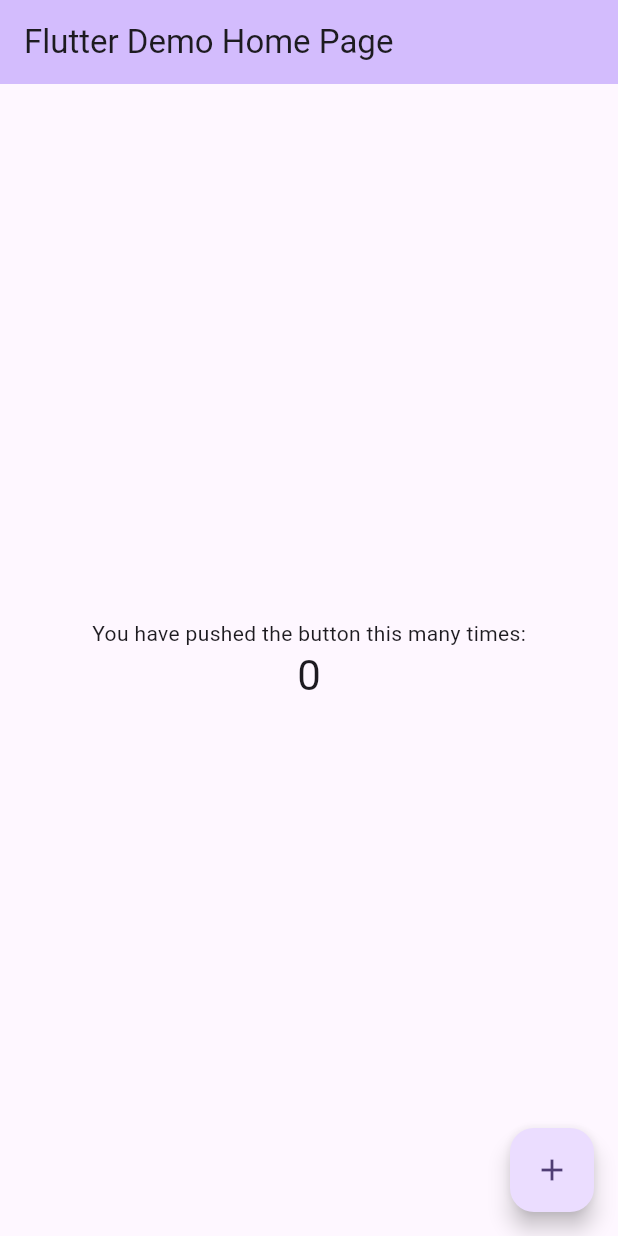
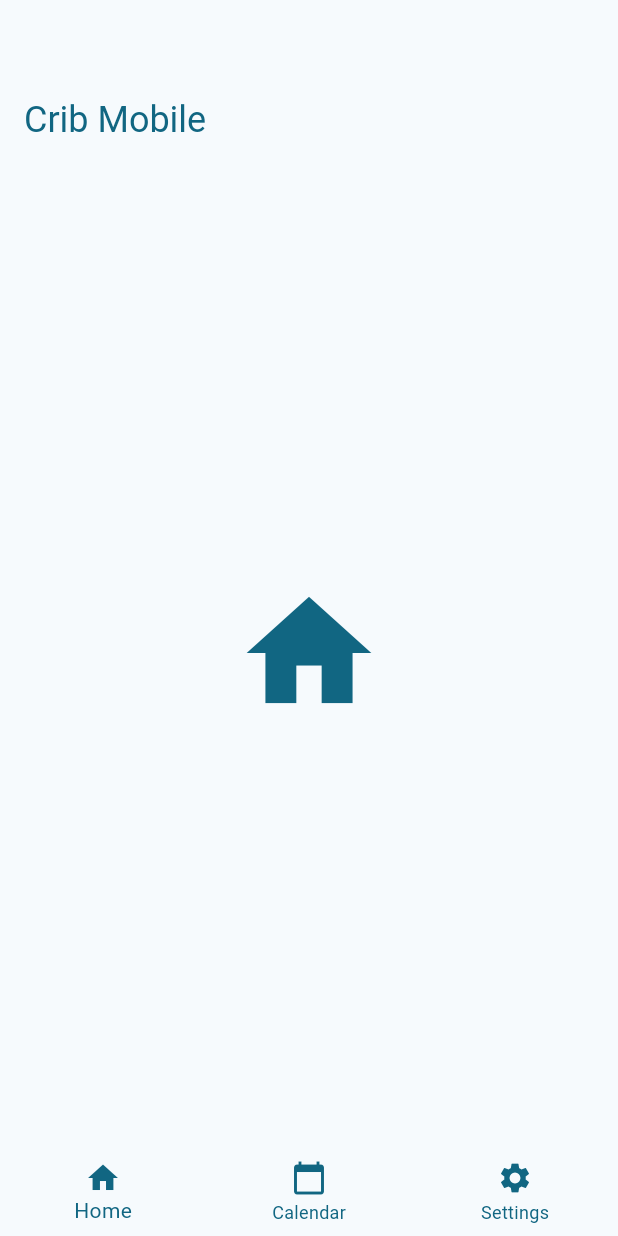
Before and after one commit to Oliver-Form/crib-mobile, a Flutter app: the screen it shows after launch, on a phone screen of 412 x 824 dp. Run offline on Flutter 3.47's test engine with Material 3 defaults, Android fonts, the light colour scheme and no system bars; Roboto replaces fonts that are missing (Georgia).

Commit message:
added first pages

```diff
--- a/lib/main.dart
+++ b/lib/main.dart
@@ -7,45 +7,22 @@
 class MyApp extends StatelessWidget {
   const MyApp({super.key});
 
-  // This widget is the root of your application.
   @override
   Widget build(BuildContext context) {
     return MaterialApp(
-      title: 'Flutter Demo',
+      title: 'Crib Mobile',
       theme: ThemeData(
-        // This is the theme of your application.
-        //
-        // TRY THIS: Try running your application with "flutter run". You'll see
-        // the application has a purple toolbar. Then, without quitting the app,
-        // try changing the seedColor in the colorScheme below to Colors.green
-        // and then invoke "hot reload" (save your changes or press the "hot
-        // reload" button in a Flutter-supported IDE, or press "r" if you used
-        // the command line to start the app).
-        //
-        // Notice that the counter didn't reset back to zero; the application
-        // state is not lost during the reload. To reset the state, use hot
-        // restart instead.
-        //
-        // This works for code too, not just values: Most code changes can be
-        // tested with just a hot reload.
-        colorScheme: ColorScheme.fromSeed(seedColor: Colors.deepPurple),
+
+        fontFamily: 'Georgia',
+        colorScheme: ColorScheme.fromSeed(seedColor: const Color(0xFF19647E)),
       ),
-      home: const MyHomePage(title: 'Flutter Demo Home Page'),
+      home: const MyHomePage(title: 'Crib Mobile'),
     );
   }
 }
 
 class MyHomePage extends StatefulWidget {
   const MyHomePage({super.key, required this.title});
-
-  // This widget is the home page of your application. It is stateful, meaning
-  // that it has a State object (defined below) that contains fields that affect
-  // how it looks.
-
-  // This class is the configuration for the state. It holds the values (in this
-  // case the title) provided by the parent (in this case the App widget) and
-  // used by the build method of the State. Fields in a Widget subclass are
-  // always marked "final".
 
   final String title;
 
@@ -54,69 +31,59 @@
 }
 
 class _MyHomePageState extends State<MyHomePage> {
-  int _counter = 0;
+  int _selectedIndex = 0;
 
-  void _incrementCounter() {
+  static const List<IconData> _iconOptions = <IconData>[
+    Icons.home,
+    Icons.calendar_today,
+    Icons.settings,
+  ];
+
+  void _onItemTapped(int index) {
     setState(() {
-      // This call to setState tells the Flutter framework that something has
-      // changed in this State, which causes it to rerun the build method below
-      // so that the display can reflect the updated values. If we changed
-      // _counter without calling setState(), then the build method would not be
-      // called again, and so nothing would appear to happen.
-      _counter++;
+      _selectedIndex = index;
     });
   }
 
   @override
   Widget build(BuildContext context) {
-    // This method is rerun every time setState is called, for instance as done
-    // by the _incrementCounter method above.
-    //
-    // The Flutter framework has been optimized to make rerunning build methods
-    // fast, so that you can just rebuild anything that needs updating rather
-    // than having to individually change instances of widgets.
     return Scaffold(
-      appBar: AppBar(
-        // TRY THIS: Try changing the color here to a specific color (to
-        // Colors.amber, perhaps?) and trigger a hot reload to see the AppBar
-        // change color while the other colors stay the same.
-        backgroundColor: Theme.of(context).colorScheme.inversePrimary,
-        // Here we take the value from the MyHomePage object that was created by
-        // the App.build method, and use it to set our appbar title.
-        title: Text(widget.title),
+      body: Column(
+        crossAxisAlignment: CrossAxisAlignment.start,
+        children: [
+          Padding(
+            padding: const EdgeInsets.fromLTRB(16, 64, 0, 8),
+            child: Text(
+              'Crib Mobile',
+              style: Theme.of(context).textTheme.headlineSmall?.copyWith(
+                color: Theme.of(context).colorScheme.primary,
+              ),
+            ),
+          ),
+          Expanded(
+            child: Center(
+              child: Icon(
+                _iconOptions[_selectedIndex],
+                size: 100,
+                color: Theme.of(context).colorScheme.primary,
+              ),
+            ),
+          ),
+        ],
       ),
-      body: Center(
-        // Center is a layout widget. It takes a single child and positions it
-        // in the middle of the parent.
-        child: Column(
-          // Column is also a layout widget. It takes a list of children and
-          // arranges them vertically. By default, it sizes itself to fit its
-          // children horizontally, and tries to be as tall as its parent.
-          //
-          // Column has various properties to control how it sizes itself and
-          // how it positions its children. Here we use mainAxisAlignment to
-          // center the children vertically; the main axis here is the vertical
-          // axis because Columns are vertical (the cross axis would be
-          // horizontal).
-          //
-          // TRY THIS: Invoke "debug painting" (choose the "Toggle Debug Paint"
-          // action in the IDE, or press "p" in the console), to see the
-          // wireframe for each widget.
-          mainAxisAlignment: MainAxisAlignment.center,
-          children: <Widget>[
-            const Text('You have pushed the button this many times:'),
-            Text(
-              '$_counter',
-              style: Theme.of(context).textTheme.headlineMedium,
-            ),
-          ],
-        ),
+      bottomNavigationBar: BottomNavigationBar(
+        selectedItemColor: Theme.of(context).colorScheme.primary,
+        unselectedItemColor: Theme.of(context).colorScheme.primary,
+        backgroundColor: Theme.of(context).scaffoldBackgroundColor,
+        elevation: 0,
+        items: const <BottomNavigationBarItem>[
+          BottomNavigationBarItem(icon: Icon(Icons.home), label: 'Home'),
+          BottomNavigationBarItem(icon: Icon(Icons.calendar_today), label: 'Calendar'),
+          BottomNavigationBarItem(icon: Icon(Icons.settings), label: 'Settings'),
+        ],
+        currentIndex: _selectedIndex,
+        onTap: _onItemTapped,
       ),
-      floatingActionButton: FloatingActionButton(
-        onPressed: _incrementCounter,
-        tooltip: 'Increment',
-        child: const Icon(Icons.add),
-      ), // This trailing comma makes auto-formatting nicer for build methods.
     );
   }
 }
```
